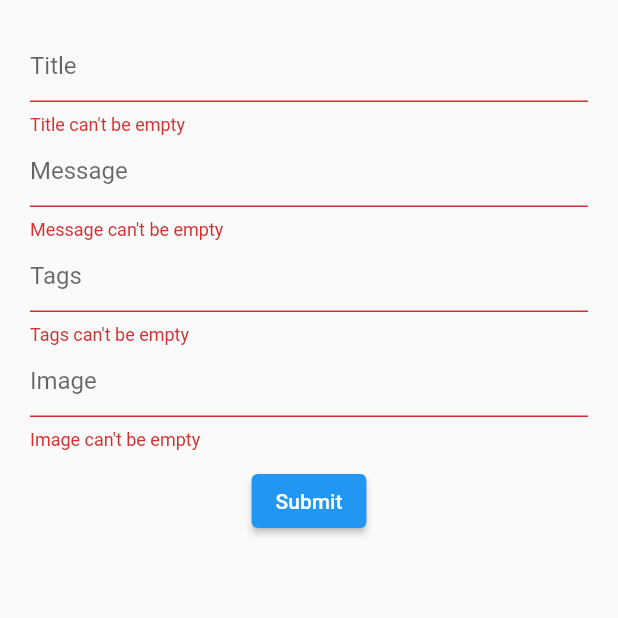
After one commit to Prashant-Dwivedi-08-01/flutter-social-media-app, a Flutter app: the CreatePostView screen opened by its route, after a tap on "Submit", on a phone screen of 412 x 824 dp, the top half of it. The commit adds this screen. Run offline on Flutter 3.47's test engine with Material 2 defaults, Android fonts, the phone set to English and light mode, and no system bars; our stand-ins replace cached_network_image, google_sign_in, shared_preferences; accounts and stored records are empty.

Commit message:
completed the logic of adding the post to database, UI is pending

```diff
--- a/lib/main.dart
+++ b/lib/main.dart
@@ -2,6 +2,8 @@
 
 import 'package:flutter/material.dart';
 import 'package:folder_structure/utils/navigation.dart';
+import 'package:folder_structure/views/createPost/createpost_view.dart';
+import 'package:folder_structure/views/createPost/createpost_view_model.dart';
 import 'package:folder_structure/views/home/home_view.dart';
 import 'package:folder_structure/views/home/home_view_model.dart';
 import 'package:folder_structure/views/login/login_view.dart';
@@ -25,7 +27,8 @@ class MyApp extends StatelessWidget {
         ChangeNotifierProvider(create: (_) => HomeViewModel()),
         ChangeNotifierProvider(create: (_) => PostViewModel()),
         ChangeNotifierProvider(create: (_) => LoginViewModel()),
-        ChangeNotifierProvider(create: (_) => RegisterViewModel())
+        ChangeNotifierProvider(create: (_) => RegisterViewModel()),
+        ChangeNotifierProvider(create: (_) => CreatePostViewModel())
       ],
       child: MaterialApp(
         title: "Memories",
--- a/lib/services/request_status.dart
+++ b/lib/services/request_status.dart
@@ -1,7 +1,8 @@
 class Success {
   int? code;
   Object? response;
-  Success({this.code, this.response});
+  String? token;
+  Success({this.code, this.response, this.token});
 }
 
 class Failure {
--- a/lib/utils/navigation.dart
+++ b/lib/utils/navigation.dart
@@ -2,6 +2,7 @@
 
 import 'package:flutter/material.dart';
 import 'package:folder_structure/models/post_model.dart';
+import 'package:folder_structure/views/createPost/createpost_view.dart';
 import 'package:folder_structure/views/home/home_view.dart';
 import 'package:folder_structure/views/login/login_view.dart';
 import 'package:folder_structure/views/post/post_view.dart';
@@ -22,6 +23,8 @@ class Navigation {
         return MaterialPageRoute(builder: (context) => LoginView());
       case '/register':
         return MaterialPageRoute(builder: (context) => RegisterView());
+      case '/createPost':
+        return MaterialPageRoute(builder: (_) => CreatePostView());
       default:
         return MaterialPageRoute(
             builder: (_) => const Center(
--- /dev/null
+++ b/lib/views/createPost/createpost_view.dart
@@ -0,0 +1,90 @@
+// ignore_for_file: prefer_const_constructors, prefer_const_literals_to_create_immutables
+
+import 'package:flutter/material.dart';
+import 'package:folder_structure/utils/view_state_enum.dart';
+import 'package:folder_structure/views/createPost/createpost_view_model.dart';
+import 'package:folder_structure/widgets/authentication/submit_button.dart';
+import 'package:folder_structure/widgets/createPost/entry_field.dart';
+import 'package:folder_structure/widgets/shared/shared_drawer.dart';
+import 'package:provider/provider.dart';
+
+class CreatePostView extends StatelessWidget {
+  CreatePostView({Key? key}) : super(key: key);
+  final GlobalKey<FormState> _formKey = GlobalKey<FormState>();
+
+  TextEditingController titleController = TextEditingController();
+  TextEditingController messageController = TextEditingController();
+  TextEditingController tagsController = TextEditingController();
+  TextEditingController selectedFileController = TextEditingController();
+
+  @override
+  Widget build(BuildContext context) {
+    return Scaffold(
+      drawer: SharedDrawer(),
+      body: Padding(
+        padding: const EdgeInsets.all(20.0),
+        child: Consumer<CreatePostViewModel>(
+          builder: (context, model, child) => Form(
+            key: _formKey,
+            child: Column(
+              children: [
+                CreatePostEntryField(
+                  controller: titleController,
+                  hintText: 'Title',
+                ),
+                CreatePostEntryField(
+                  controller: messageController,
+                  hintText: 'Message',
+                ),
+                CreatePostEntryField(
+                  controller: tagsController,
+                  hintText: 'Tags',
+                ),
+                CreatePostEntryField(
+                  controller: selectedFileController,
+                  hintText: 'Image',
+                ),
+                model.errorMessage != null
+                    ? SizedBox(
+                        child: Text(model.errorMessage!),
+                        height: 50,
+                      )
+                    : SizedBox(
+                        height: 10,
+                      ),
+                ElevatedButton(
+                    onPressed: () async {
+                      // bool nullStatus = false;
+                      // if (titleController.text == '' ||
+                      //     messageController.text == '' ||
+                      //     tagsController.text == '' ||
+                      //     selectedFileController.text == '') {
+                      //   nullStatus = true;
+                      // }
+                      if (!_formKey.currentState!.validate()) return;
+                      // _formKey.currentState!.save();
+
+                      Map<String, dynamic> post = {
+                        "title": titleController.text,
+                        "message": messageController.text,
+                        "tags": tagsController.text.split(','),
+                        "selectedFile": selectedFileController.text
+                      };
+                      await model.createPost(post, false);
+
+                      if (model.createdPost != null) {
+                        Navigator.popAndPushNamed(context, '/post',
+                            arguments: model.createdPost);
+                      }
+                    },
+                    child: model.state == ViewState.Idle
+                        ? Text('Submit')
+                        : CircularProgressIndicator())
+              ],
+            ),
+          ),
+        ),
+      ),
+    );
+  }
+}
--- /dev/null
+++ b/lib/views/createPost/createpost_view_model.dart
@@ -0,0 +1,39 @@
+import 'package:folder_structure/models/post_model.dart';
+import 'package:folder_structure/services/api.dart';
+import 'package:folder_structure/services/request_status.dart';
+import 'package:folder_structure/services/user_prefrences.dart';
+import 'package:folder_structure/utils/base_view_model.dart';
+import 'package:folder_structure/utils/view_state_enum.dart';
+
+class CreatePostViewModel extends BaseViewModel {
+  final Api _api = Api();
+  Post? _createdPost;
+  String? errorMessage;
+
+  Post? get createdPost => _createdPost;
+
+  createPost(Map<String, dynamic> post, bool nullStatus) async {
+    setState(ViewState.Busy);
+
+    String? token = await UserPreferences().getUserToken();
+
+    if (token != null) {
+      if (!nullStatus) {
+        var res = await _api.createPost(post, token);
+        if (res is Success) {
+          _createdPost = res.response as Post;
+          errorMessage = null;
+        } else if (res is Failure) {
+          errorMessage = res.errorResponse as String;
+          print('Error in CreatePost Function: ${res.errorResponse}');
+        }
+      } else {
+        errorMessage = 'No field can be empty';
+      }
+    } else {
+      errorMessage = 'User not authenticated with proper token';
+    }
+
+    setState(ViewState.Idle);
+  }
+}
--- a/lib/views/login/login_view_model.dart
+++ b/lib/views/login/login_view_model.dart
@@ -49,7 +49,10 @@ class LoginViewModel extends BaseViewModel {
 
         if (res is Success) {
           _currentUser = res.response as User;
+
           UserPreferences().saveUser(_currentUser!);
+          UserPreferences().saveUserToken(res.token!);
+
           errorMessage = null;
           isLoggedIn = true;
         } else if (res is Failure) {
@@ -77,7 +80,8 @@ class LoginViewModel extends BaseViewModel {
           id: user.id,
           password: user.id);
 
-      print('Current User from Google is : ${user.displayName}');
+      var token = await user.authentication;
+
       _currentUser = newGoogleUser;
       UserPreferences().saveUser(_currentUser!);
 
--- a/lib/views/welcome_view.dart
+++ b/lib/views/welcome_view.dart
@@ -3,6 +3,7 @@
 import 'package:flutter/material.dart';
 import 'package:folder_structure/models/user_model.dart';
 import 'package:folder_structure/services/user_prefrences.dart';
+import 'package:folder_structure/views/createPost/createpost_view.dart';
 import 'package:folder_structure/views/home/home_view.dart';
 import 'package:folder_structure/views/login/login_view.dart';
 
--- /dev/null
+++ b/lib/widgets/createPost/entry_field.dart
@@ -0,0 +1,24 @@
+// ignore_for_file: prefer_const_constructors
+
+import 'package:flutter/material.dart';
+
+class CreatePostEntryField extends StatelessWidget {
+  String? hintText;
+  TextEditingController? controller;
+
+  CreatePostEntryField({Key? key, this.controller, this.hintText})
+      : super(key: key);
+
+  @override
+  Widget build(BuildContext context) {
+    return TextFormField(
+      controller: controller,
+      validator: (value) {
+        if (value!.isEmpty) return "${hintText!} can't be empty";
+      },
+      decoration: InputDecoration(
+        hintText: hintText!,
+      ),
+    );
+  }
+}
--- a/lib/widgets/shared/shared_drawer.dart
+++ b/lib/widgets/shared/shared_drawer.dart
@@ -95,6 +95,7 @@ class SharedDrawer extends StatelessWidget {
                 splashColor: Colors.blue,
                 onTap: () async {
                   await UserPreferences().removeUser();
+                  await UserPreferences().removeUserToken();
                   await loginViewModel.googleLogout();
                   Navigator.pushNamedAndRemoveUntil(
                       context, '/', (route) => false);
```
Also changed, not shown: lib/services/api.dart (+35 -1 lines), lib/services/user_prefrences.dart (+19 -3 lines), lib/views/home/home_view.dart (+8 -3 lines).
